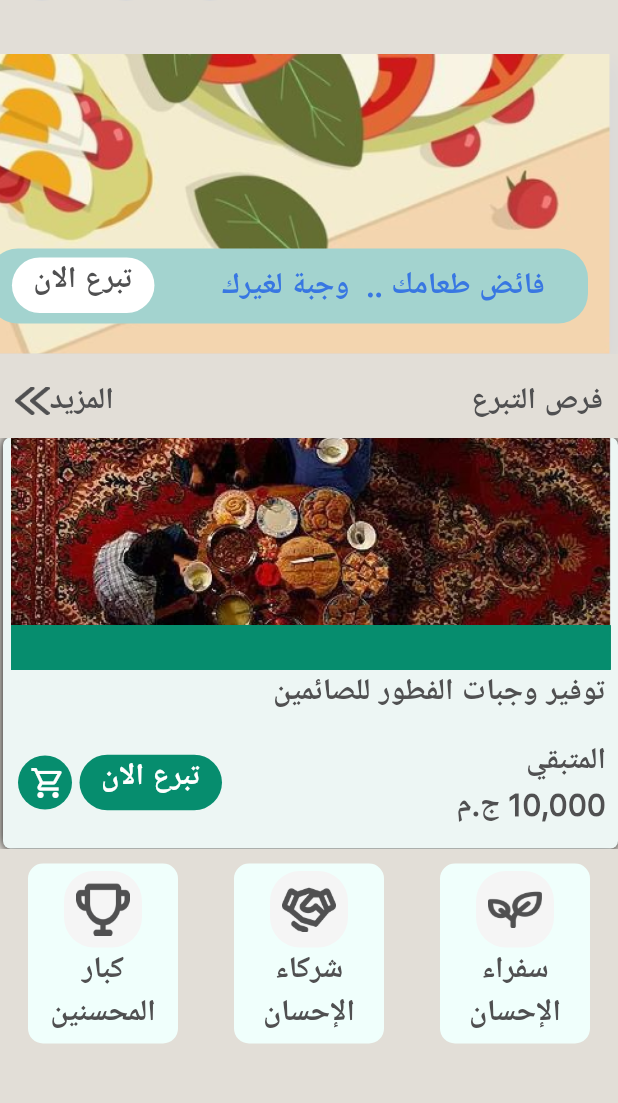
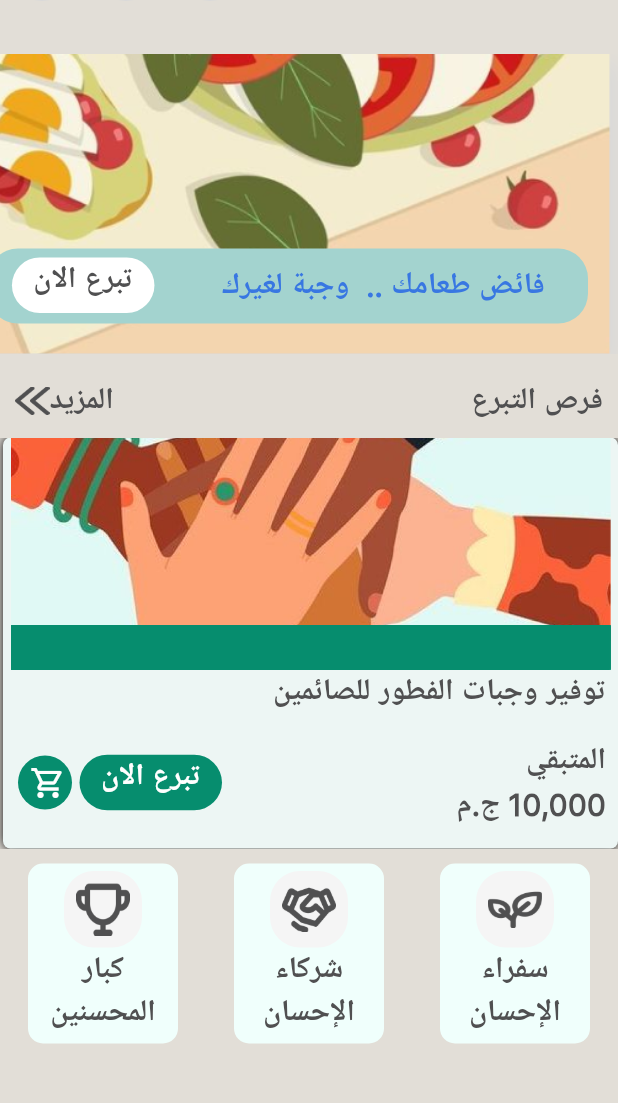
Before and after one commit to mohammedashraf16/Heartfelt_Hands, a Flutter app: the screen it shows after launch, after a tap on "تخطي", on a phone screen of 412 x 824 dp, the part 71-1174 px from its top. Run offline on Flutter 3.47's test engine with Material 3 defaults, Android fonts, the phone set to English and light mode, and no system bars; our stand-ins replace animated_splash_screen, convex_bottom_bar, firebase_auth, firebase_core, flutter_bloc, flutter_styled_toast and 3 more; accounts and stored records are empty.

Commit message:
Refactoring On Code

```diff
--- a/lib/features/home/data/model/second_data.dart
+++ b/lib/features/home/data/model/second_data.dart
@@ -1,21 +1,21 @@
 import 'package:heartfelt_hands/utils/app_assets.dart';
 import 'package:heartfelt_hands/utils/app_strings.dart';
 
-class ListOneData {
+class ListSecondData {
   final String image;
   final String title;
   final String subTitle;
 
-  ListOneData(
+  ListSecondData(
       this.image,
       this.title,
       this.subTitle,
       );
 }
-List<ListOneData> data = [
-  ListOneData(Assets.imageDonate2, AppStrings.donateNow, AppStrings.foodSurplus,),
-  ListOneData(Assets.imageRectangle31, AppStrings.donateNow, AppStrings.oldIsNewToOthers),
-  ListOneData(Assets.imageRectangle32, AppStrings.shareNow, AppStrings.rateYourExpre ),
-  ListOneData(Assets.imageRectangle65,  AppStrings.payYourZakat,  AppStrings.zakatOnMoney),
-  ListOneData(Assets.imageRectangle66,  AppStrings.payYourZakat,  AppStrings.zakatOnMoney),
+List<ListSecondData> secondData = [
+  ListSecondData(Assets.imageDonate2, AppStrings.providingMeals, AppStrings.amount,),
+  ListSecondData(Assets.imageRectangle31, AppStrings.humanitarianCases, AppStrings.amountTwo),
+  ListSecondData(Assets.imageRectangle32, AppStrings.getMarried, AppStrings.amountThree ),
+  ListSecondData(Assets.imageRectangle65,  AppStrings.umrahTrips,  AppStrings.amountFour),
+  ListSecondData(Assets.imageRectangle66,  AppStrings.gazaAid,  AppStrings.amountFive),
 ];
--- a/lib/features/home/presentation/widgets/custom_second_list_view_item.dart
+++ b/lib/features/home/presentation/widgets/custom_containr_second_list_view.dart
@@ -1,12 +1,14 @@
 import 'package:flutter/material.dart';
+import 'package:heartfelt_hands/features/home/data/model/second_data.dart';
 import 'package:heartfelt_hands/features/home/presentation/widgets/custom_second_text_row.dart';
 import 'package:heartfelt_hands/utils/app_assets.dart';
-import 'package:heartfelt_hands/utils/app_strings.dart';
 import 'package:heartfelt_hands/utils/app_text_style.dart';
 
-class CustomSecondListViewItem extends StatelessWidget {
-  const CustomSecondListViewItem({super.key});
-
+class CustomContainerSecondListView extends StatelessWidget {
+  const CustomContainerSecondListView({
+    super.key, required this.index,
+  });
+  final int index;
   @override
   Widget build(BuildContext context) {
     return Container(
@@ -27,7 +29,7 @@ class CustomSecondListViewItem extends StatelessWidget {
             children: [
               Image.asset(
                 fit: BoxFit.fitWidth,
-                Assets.imagesDonate2,
+                secondData[index].image,
                 width: 400,
                 height: 155,
               ),
@@ -44,7 +46,7 @@ class CustomSecondListViewItem extends StatelessWidget {
             child: Align(
               alignment: Alignment.topRight,
               child: Text(
-                AppStrings.providingMeals,
+                secondData[index].title,
                 style: CustomTextStyles.inter800Style20,
               ),
             ),
@@ -52,7 +54,7 @@ class CustomSecondListViewItem extends StatelessWidget {
           const SizedBox(
             height: 17,
           ),
-          const CustomSecondTextRow()
+          CustomSecondTextRow(index: index,)
         ],
       ),
     );
--- a/lib/features/home/presentation/widgets/custom_second_category_list_view.dart
+++ b/lib/features/home/presentation/widgets/custom_second_category_list_view.dart
@@ -1,5 +1,5 @@
 import 'package:flutter/material.dart';
-import 'package:heartfelt_hands/features/home/presentation/widgets/custom_second_list_view_item.dart';
+import 'package:heartfelt_hands/features/home/presentation/widgets/custom_containr_second_list_view.dart';
 
 class CustomSecondCategoryListView extends StatelessWidget {
   const CustomSecondCategoryListView({super.key});
@@ -12,7 +12,7 @@ class CustomSecondCategoryListView extends StatelessWidget {
       child: ListView.separated(
           scrollDirection: Axis.horizontal,
           itemBuilder: (context, index) {
-            return const CustomSecondListViewItem();
+            return  CustomContainerSecondListView(index: index,);
           },
           separatorBuilder: (context, index) {
             return const SizedBox(
--- a/lib/features/home/presentation/widgets/custom_second_text_row.dart
+++ b/lib/features/home/presentation/widgets/custom_second_text_row.dart
@@ -1,5 +1,6 @@
 import 'package:flutter/material.dart';
 import 'package:heartfelt_hands/features/contribution/presentation/views/contribution_view.dart';
+import 'package:heartfelt_hands/features/home/data/model/second_data.dart';
 import 'package:heartfelt_hands/features/shop/presentation/views/shop_view.dart';
 import 'package:heartfelt_hands/utils/app_colors.dart';
 import 'package:heartfelt_hands/utils/app_strings.dart';
@@ -7,8 +8,8 @@ import 'package:heartfelt_hands/utils/app_text_style.dart';
 import 'package:page_transition/page_transition.dart';
 
 class CustomSecondTextRow extends StatelessWidget {
-  const CustomSecondTextRow({super.key});
-
+  const CustomSecondTextRow({super.key, required this.index});
+final int index;
   @override
   Widget build(BuildContext context) {
     return Row(
@@ -24,7 +25,7 @@ class CustomSecondTextRow extends StatelessWidget {
                 maxLines: 2,
               ),
               Text(
-                AppStrings.amount,
+                secondData[index].subTitle,
                 style: CustomTextStyles.inter800Style20,
                 maxLines: 2,
               ),
--- a/lib/utils/app_strings.dart
+++ b/lib/utils/app_strings.dart
@@ -13,8 +13,16 @@ abstract class AppStrings {
       donationChance = "فرص التبرع",
       more = "المزيد",
       providingMeals = "توفير وجبات الفطور للصائمين ",
+      humanitarianCases = "مساعدات الحالات الانسانية",
+      getMarried = "دعم المقبلين على الزواج",
+      umrahTrips = "رحلات العمرة للمحتاجين",
+      gazaAid = "مساعدات لاهالي غزة",
       remaining = "المتبقي",
       amount = "10,000 ج.م",
+      amountTwo = "150,000 ج.م",
+      amountThree = "100,000 ج.م",
+       amountFour= "1000,000 ج.م",
+      amountFive = "11000,000 ج.م",
       gratePhilanthropists = "كبار المحسنين",
       partners = "شركاء الإحسان ",
       ambassadors = "سفراء الإحسان ",
@@ -48,7 +56,7 @@ abstract class AppStrings {
       contactNumber = "رقم التواصل : 05050000000",
       paymentMethod = "طرق الدفع :",
       cardNumber = "رقم البطاقة الائتمانية *",
-  postalCode ="الرمز البريدي *",
+      postalCode = "الرمز البريدي *",
       oldIsNewToOthers = "قديمك..جديد لغيرك",
       shareNow = "شارك الان",
       rateYourExpre = "قيم تجربتك,لتجربة تبرع أفضل",
```
Lines whose indentation alone changed are shown as unchanged.
